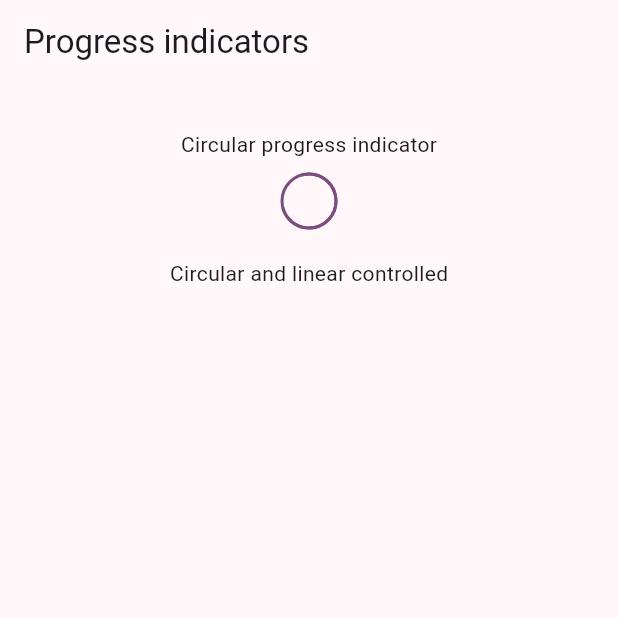
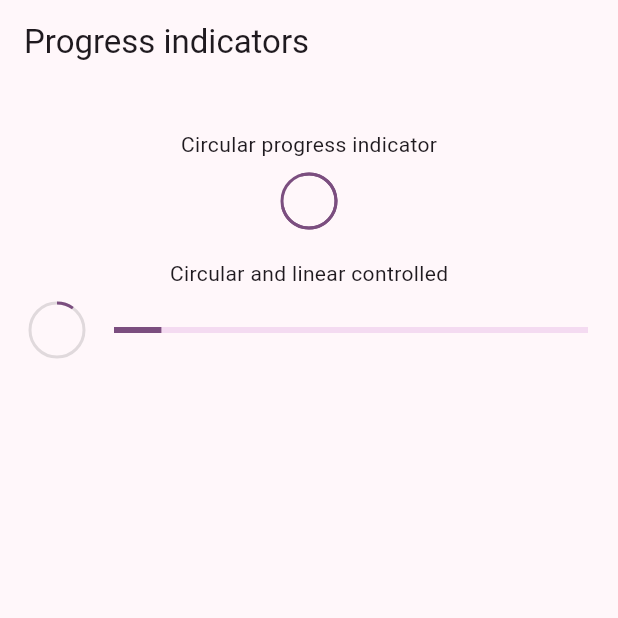
Before and after one commit to HassanAbbud/widgets-app, a Flutter app: the ProgressScreen screen opened by its route, on a phone screen of 412 x 824 dp, the top half of it. Run offline on Flutter 3.47's test engine with Material 3 defaults, Android fonts, the phone set to English and light mode, and no system bars; our stand-ins replace go_router.

Commit message:
Controlled progressive indicators: Linear and Circular

```diff
--- a/lib/presentation/screens/progress/progress_screen.dart
+++ b/lib/presentation/screens/progress/progress_screen.dart
@@ -47,8 +47,32 @@ class _ProgressView extends StatelessWidget {
 class _ControlledProgressIndicator extends StatelessWidget {
   const _ControlledProgressIndicator();
 
-  @override
+   @override
   Widget build(BuildContext context) {
-    return Container();
+    return StreamBuilder(
+      stream: Stream.periodic( const Duration( milliseconds: 300 ), (value) {
+        return (value * 2) / 100; // 0.0, 1.0
+      }).takeWhile((value) => value < 100 ),
+      builder: (context, snapshot) {
+
+        final progressValue = snapshot.data ?? 0;
+
+        return Padding(
+          padding: const EdgeInsets.symmetric(horizontal: 20),
+          child: Row(
+            mainAxisAlignment: MainAxisAlignment.center,
+            children: [
+              CircularProgressIndicator( value: progressValue, strokeWidth: 2, backgroundColor: Colors.black12, ),
+              const SizedBox(width: 20,),
+              Expanded(
+                child: LinearProgressIndicator(value: progressValue )
+              ),
+
+            ],
+          ),
+        );
+
+      },
+    );
   }
 }
```
